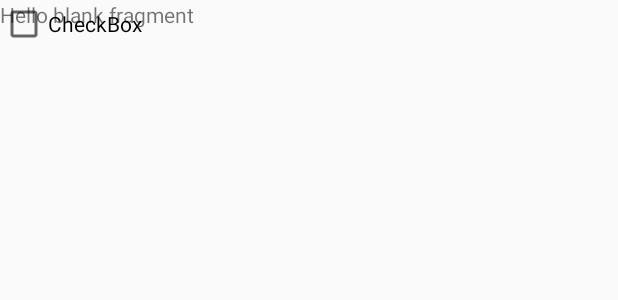
After one commit to sebospc/numerical_analysis_2s, an Android app: the layout fragment_incremental_search.xml on its own in the app's theme, with its tools: preview values and no code run, on a phone screen of 412 x 824 dp. The commit adds this screen. Shown: the top 300 px of the screen. Run offline under Robolectric (Android 15) with nearby library versions, the phone set to English and light mode, and no system bars.

Commit message:
cambio del adaptador del carrusel, ahora para añadir metodos hay que crear fragments.

```diff
--- a/app/build.gradle
+++ b/app/build.gradle
@@ -23,10 +23,12 @@ dependencies {
     implementation fileTree(include: ['*.jar'], dir: 'libs')
     implementation 'com.android.support:appcompat-v7:26.1.0'
     implementation 'com.android.support.constraint:constraint-layout:1.0.2'
+    implementation 'com.android.support:support-v4:26.1.0'
     testImplementation 'junit:junit:4.12'
     androidTestImplementation 'com.android.support.test:runner:1.0.1'
     androidTestImplementation 'com.android.support.test.espresso:espresso-core:3.0.1'
     compile 'com.jjoe64:graphview:4.2.1'
     compile 'com.github.markushi:circlebutton:1.1'
+    compile 'com.android.support:support-v13:26.1.0'
     implementation files('libs/evalx.jar')
 }
--- a/app/src/main/java/com/example/sacrew/numericov4/MainActivity.java
+++ b/app/src/main/java/com/example/sacrew/numericov4/MainActivity.java
@@ -10,6 +10,9 @@ import android.view.View;
 import android.widget.AdapterView;
 import android.widget.ArrayAdapter;
 import android.widget.ListView;
+
+import com.example.sacrew.numericov4.fragments.home;
+import com.example.sacrew.numericov4.fragments.oneVariable;
 
 public class MainActivity extends AppCompatActivity {
     private ListView menuLateral;
@@ -43,7 +46,6 @@ public class MainActivity extends AppCompatActivity {
         //home default
         homeFragment = new home();
         oneVariableFragment = new oneVariable();
-
         fragmentManager = getFragmentManager();
         FragmentTransaction transaction = fragmentManager.beginTransaction();
         transaction.add(R.id.mainLayout, homeFragment);
--- a/app/src/main/res/layout/fragment_home.xml
+++ b/app/src/main/res/layout/fragment_home.xml
@@ -5,7 +5,7 @@
     xmlns:tools="http://schemas.android.com/tools"
     android:layout_width="match_parent"
     android:layout_height="match_parent"
-    tools:context="com.example.sacrew.numericov4.home"
+    tools:context="com.example.sacrew.numericov4.fragments.home"
     android:orientation="vertical">
 
     <LinearLayout
--- /dev/null
+++ b/app/src/main/res/layout/fragment_incremental_search.xml
@@ -0,0 +1,19 @@
+<FrameLayout xmlns:android="http://schemas.android.com/apk/res/android"
+    xmlns:tools="http://schemas.android.com/tools"
+    android:layout_width="match_parent"
+    android:layout_height="match_parent"
+    tools:context="com.example.sacrew.numericov4.fragments.oneVariableFragments.incrementalSearchFragment">
+
+    <!-- TODO: Update blank fragment layout -->
+    <TextView
+        android:layout_width="match_parent"
+        android:layout_height="match_parent"
+        android:text="@string/hello_blank_fragment" />
+
+    <CheckBox
+        android:id="@+id/checkBox3"
+        android:layout_width="wrap_content"
+        android:layout_height="wrap_content"
+        android:text="CheckBox" />
+
+</FrameLayout>
--- a/app/src/main/res/layout/fragment_one_variable.xml
+++ b/app/src/main/res/layout/fragment_one_variable.xml
@@ -3,7 +3,7 @@
     xmlns:tools="http://schemas.android.com/tools"
     android:layout_width="match_parent"
     android:layout_height="match_parent"
-    tools:context="com.example.sacrew.numericov4.oneVariable">
+    tools:context="com.example.sacrew.numericov4.fragments.oneVariable">
 
     <android.support.v4.view.ViewPager
         android:id="@+id/viewPager"
--- a/app/src/main/res/values/strings.xml
+++ b/app/src/main/res/values/strings.xml
@@ -1,3 +1,6 @@
 <resources>
     <string name="app_name">numerical analysis</string>
+
+    <!-- TODO: Remove or change this placeholder text -->
+    <string name="hello_blank_fragment">Hello blank fragment</string>
 </resources>
```
Also changed, not shown: app/src/main/java/com/example/sacrew/numericov4/SliderAdapter.java (deleted, +0 -52 lines), app/src/main/java/com/example/sacrew/numericov4/fragments/home.java (renamed from app/src/main/java/com/example/sacrew/numericov4/home.java, +17 -8 lines), app/src/main/java/com/example/sacrew/numericov4/fragments/oneVariable.java (renamed from app/src/main/java/com/example/sacrew/numericov4/oneVariable.java, +17 -11 lines), app/src/main/java/com/example/sacrew/numericov4/fragments/oneVariableFragments/incrementalSearchFragment.java (added, +31 -0 lines), app/src/main/java/com/example/sacrew/numericov4/graphParallel.java (+4 -3 lines), app/src/main/java/com/example/sacrew/numericov4/oneVariableMethods/pagerAdapter.java (added, +32 -0 lines), app/src/main/res/layout/slide_one_variable.xml (+7 -0 lines).
